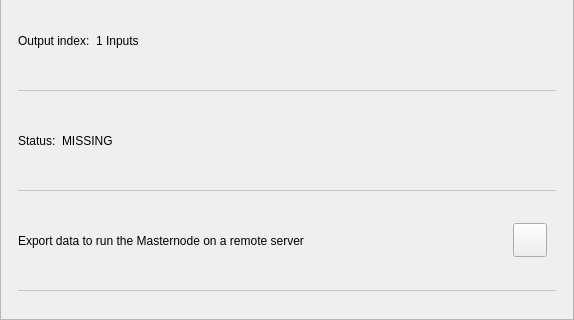
This is src/qt/forms/mninfodialog.ui in OrganicLifeCoin/OrganLife-Core as Qt 5 draws it before an edit; both pictures show x 0 to 574 and y 380 to 700 of the 574 by 700 pixel window. The edited form follows.
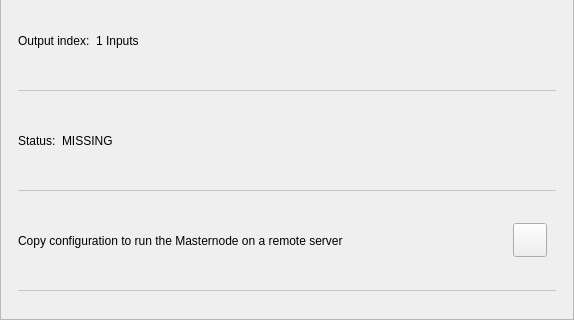
This is the edited form.

Commit message: Fix PQ reward history and copy complete operator configuration

```diff
--- a/src/qt/forms/mninfodialog.ui
+++ b/src/qt/forms/mninfodialog.ui
@@ -554,7 +554,7 @@
                       <number>0</number>
                      </property>
                      <property name="text">
-                      <string>Export data to run the Masternode on a remote server</string>
+                      <string>Copy configuration to run the Masternode on a remote server</string>
                      </property>
                      <property name="wordWrap">
                       <bool>true</bool>
```
The commit also changes 26 other files.
